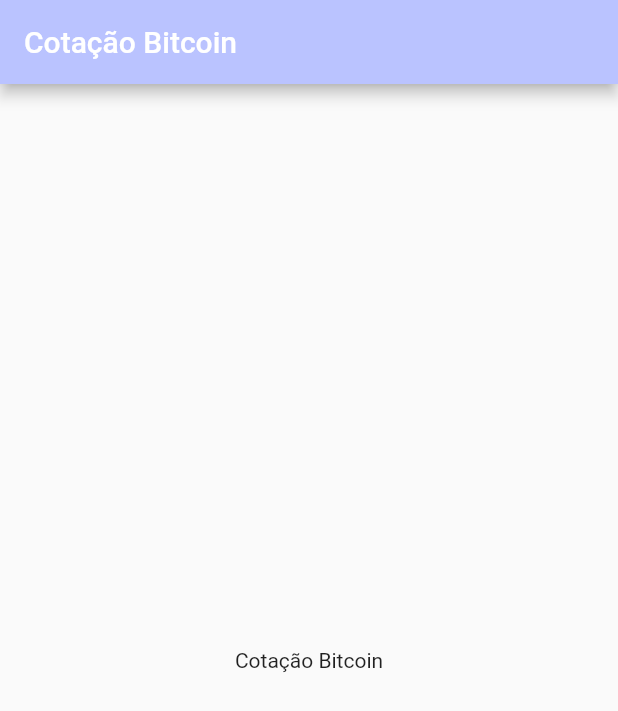
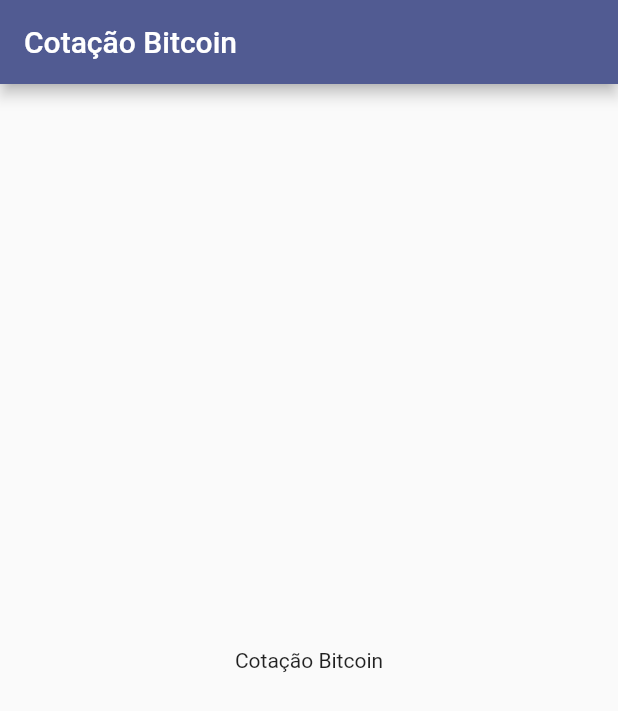
Before and after one commit to estelson/cotacao_bitcoin, a Flutter app: the screen it shows after launch, on a phone screen of 412 x 824 dp. Shown: the top 711 px of the screen. Run offline on Flutter 3.47's test engine with Material 2 defaults, Android fonts, the light colour scheme and no system bars.

Commit message:
Acertos no tema do aplicativo

```diff
--- a/lib/main.dart
+++ b/lib/main.dart
@@ -15,6 +15,7 @@
       title: 'Cotação Bitcoin',
       theme: ThemeData(
         colorScheme: ColorScheme.fromSeed(seedColor: Colors.indigo),
+        // useMaterial3: true,
       ),
       home: const HomePage(),
     );
--- a/lib/pages/home_page.dart
+++ b/lib/pages/home_page.dart
@@ -12,7 +12,7 @@
   Widget build(BuildContext context) {
     return Scaffold(
       appBar: AppBar(
-        backgroundColor: Theme.of(context).colorScheme.inversePrimary,
+        // backgroundColor: Theme.of(context).colorScheme.inversePrimary,
         title: const Text("Cotação Bitcoin"),
       ),
       body: const Center(
@@ -25,6 +25,6 @@
           ],
         ),
       ),
-    );;
+    );
   }
 }
```
